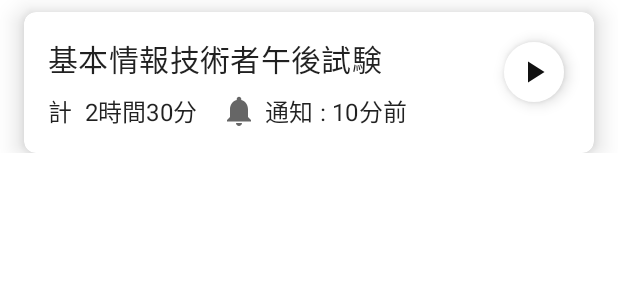
After one commit to sakatani1103/TimerApp, an Android app: the layout simple_list_item.xml on its own in the app's theme, with its tools: preview values and no code run, on a phone screen of 412 x 824 dp. The commit adds this screen. Shown: the top 300 px of the screen. Run offline under Robolectric (Android 15) with nearby library versions, the phone set to English and light mode, and no system bars.

```diff
--- /dev/null
+++ b/app/src/main/res/layout/simple_list_item.xml
@@ -0,0 +1,88 @@
+<?xml version="1.0" encoding="utf-8"?>
+<layout xmlns:android="http://schemas.android.com/apk/res/android"
+    xmlns:app="http://schemas.android.com/apk/res-auto"
+    xmlns:tools="http://schemas.android.com/tools">
+
+    <data>
+        <variable
+            name="timer"
+            type="com.example.timerapp.database.Timer" />
+    </data>
+
+    <LinearLayout
+        android:layout_width="match_parent"
+        android:layout_height="wrap_content"
+        android:orientation="vertical">
+
+        <com.google.android.material.card.MaterialCardView
+            android:id="@+id/card_view"
+            android:layout_width="match_parent"
+            android:layout_height="wrap_content"
+            android:layout_marginLeft="@dimen/card_margin"
+            android:layout_marginTop="@dimen/standard_margin"
+            android:layout_marginRight="@dimen/card_margin"
+            android:checkable="true"
+            android:clickable="true"
+            android:focusable="true"
+            app:cardCornerRadius="8dp"
+            app:cardElevation="10dp">
+
+            <com.google.android.material.floatingactionbutton.FloatingActionButton
+                android:id="@+id/start_btn"
+                android:layout_width="wrap_content"
+                android:layout_height="wrap_content"
+                android:layout_gravity="top|end"
+                android:layout_margin="@dimen/card_margin"
+                app:backgroundTint="#ffffff"
+                app:borderWidth="0dp"
+                app:fabSize="mini"
+                app:srcCompat="@drawable/ic_play_arrow"
+                app:tint="#111111" />
+
+            <LinearLayout
+                android:layout_width="match_parent"
+                android:layout_height="wrap_content"
+                android:orientation="vertical">
+
+                <LinearLayout
+                    android:id="@+id/top_topic"
+                    android:layout_width="match_parent"
+                    android:layout_height="wrap_content"
+                    android:orientation="vertical"
+                    android:padding="@dimen/card_padding">
+
+                    <TextView
+                        android:layout_width="wrap_content"
+                        android:layout_height="wrap_content"
+                        android:text="@{timer.name}"
+                        android:textAppearance="@style/TextAppearance.MaterialComponents.Headline6"
+                        tools:text="基本情報技術者午後試験" />
+
+                    <LinearLayout
+                        android:layout_width="match_parent"
+                        android:layout_height="wrap_content"
+                        android:layout_marginTop="@dimen/standard_margin"
+                        android:orientation="horizontal">
+
+                        <TextView
+                            android:layout_width="wrap_content"
+                            android:layout_height="wrap_content"
+                            android:text="@{timer.total}"
+                            android:textAppearance="@style/TextAppearance.MaterialComponents.Subtitle1"
+                            tools:text="計  2時間30分" />
+
+                        <TextView
+                            android:layout_width="wrap_content"
+                            android:layout_height="wrap_content"
+                            android:layout_marginStart="@dimen/card_margin"
+                            android:drawablePadding="@dimen/icon_padding"
+                            android:text="@{timer.notification_time}"
+                            android:textAppearance="@style/TextAppearance.MaterialComponents.Subtitle1"
+                            tools:drawableLeft="@drawable/ic_notifications"
+                            tools:text="通知 : 10分前" />
+                    </LinearLayout>
+                </LinearLayout>
+            </LinearLayout>
+        </com.google.android.material.card.MaterialCardView>
+    </LinearLayout>
+</layout>
```
Also changed, not shown: app/src/main/java/com/example/timerapp/adapter/TimerListAdapter.kt (+44 -10 lines), app/src/main/java/com/example/timerapp/database/Timer.kt (+6 -1 lines), app/src/main/java/com/example/timerapp/ui/TimerListFragment.kt (+8 -7 lines).
